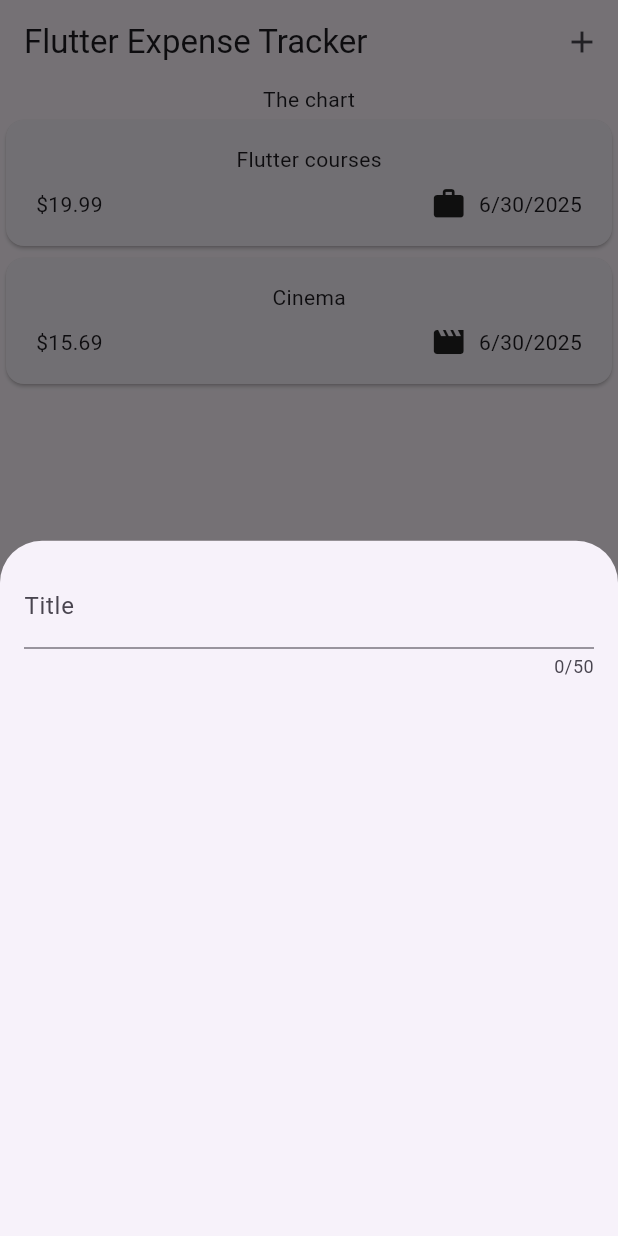
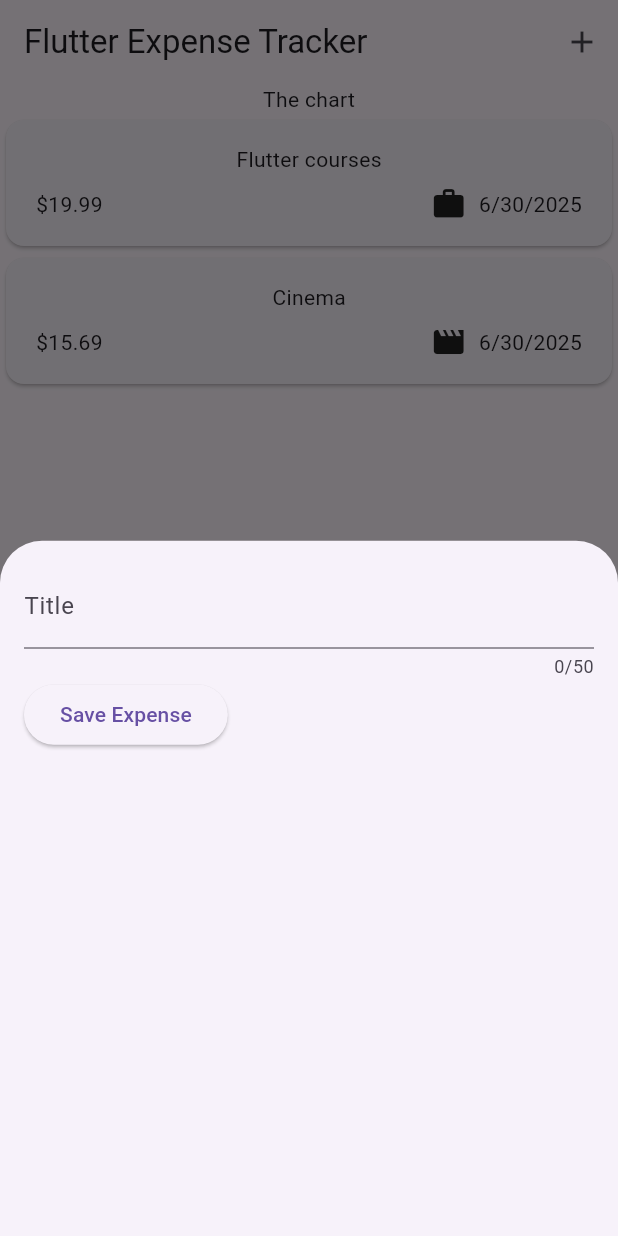
Before and after one commit to ponomarenko24/expense_tracker, a Flutter app: the screen it shows after launch, after a tap on the "add" icon, on a phone screen of 412 x 824 dp. Run offline on Flutter 3.47's test engine with Material 3 defaults, Android fonts, the phone set to English and light mode, and no system bars.

```diff
--- a/lib/widgets/expenses_list/new_expense.dart
+++ b/lib/widgets/expenses_list/new_expense.dart
@@ -10,6 +10,12 @@ class NewExpense extends StatefulWidget {
 }
 
 class _NewExpenseState extends State<NewExpense> {
+  String _enteredTitle = '';
+
+  void _saveTitleInput(String inputValue) {
+    _enteredTitle = inputValue;
+  }
+
   @override
   Widget build(BuildContext context) {
     return Padding(
@@ -17,8 +23,19 @@ class _NewExpenseState extends State<NewExpense> {
       child: Column(
         children: [
           TextField(
+            onChanged: _saveTitleInput,
             maxLength: 50,
             decoration: InputDecoration(label: Text('Title')),
+          ),
+          Row(
+            children: [
+              ElevatedButton(
+                onPressed: () {
+                  print(_enteredTitle);
+                },
+                child: Text('Save Expense'),
+              ),
+            ],
           ),
         ],
       ),
```
